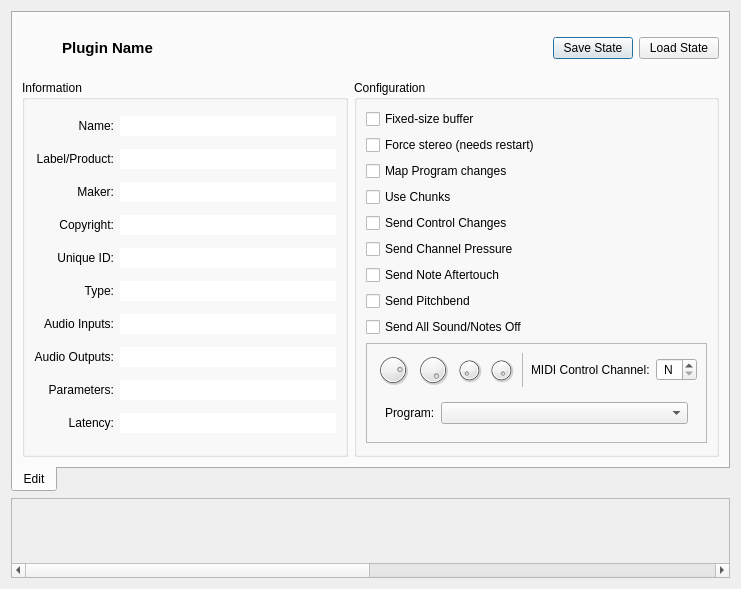
This is resources/ui/carla_edit.ui in falkTX/Carla as Qt 5 draws it before an edit. The edited form follows.
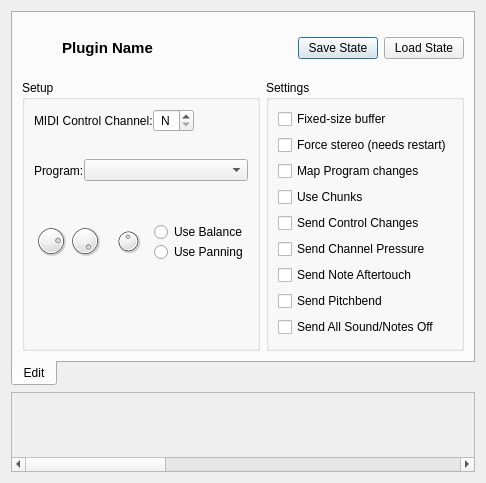
This is the edited form. The open tabs and pages were chosen to show the change. Icons and pictures are not drawn. Custom widgets are drawn as their Qt base class.

The edit to the form file:
```diff
--- a/resources/ui/carla_edit.ui
+++ b/resources/ui/carla_edit.ui
@@ -6,8 +6,8 @@
    <rect>
     <x>0</x>
     <y>0</y>
-    <width>741</width>
-    <height>585</height>
+    <width>467</width>
+    <height>461</height>
    </rect>
   </property>
   <property name="windowTitle">
@@ -26,8 +26,80 @@
       <attribute name="title">
        <string>Edit</string>
       </attribute>
-      <layout class="QGridLayout" name="gridLayout_2">
-       <item row="0" column="0" colspan="2">
+      <layout class="QGridLayout" name="gridLayout">
+       <item row="1" column="2">
+        <widget class="QGroupBox" name="groupBox">
+         <property name="title">
+          <string>Settings</string>
+         </property>
+         <layout class="QGridLayout" name="gridLayout_3">
+          <item row="1" column="0" colspan="2">
+           <widget class="QCheckBox" name="ch_force_stereo">
+            <property name="text">
+             <string>Force stereo (needs restart)</string>
+            </property>
+           </widget>
+          </item>
+          <item row="0" column="0" colspan="2">
+           <widget class="QCheckBox" name="ch_fixed_buffer">
+            <property name="text">
+             <string>Fixed-size buffer</string>
+            </property>
+           </widget>
+          </item>
+          <item row="4" column="0" colspan="2">
+           <widget class="QCheckBox" name="ch_send_control_changes">
+            <property name="text">
+             <string>Send Control Changes</string>
+            </property>
+           </widget>
+          </item>
+          <item row="5" column="0" colspan="2">
+           <widget class="QCheckBox" name="ch_send_channel_pressure">
+            <property name="text">
+             <string>Send Channel Pressure</string>
+            </property>
+           </widget>
+          </item>
+          <item row="8" column="0" colspan="2">
+           <widget class="QCheckBox" name="ch_send_all_sound_off">
+            <property name="text">
+             <string>Send All Sound/Notes Off</string>
+            </property>
+           </widget>
+          </item>
+          <item row="2" column="0" colspan="2">
+           <widget class="QCheckBox" name="ch_map_program_changes">
+            <property name="text">
+             <string>Map Program changes</string>
+            </property>
+           </widget>
+          </item>
+          <item row="3" column="0" colspan="2">
+           <widget class="QCheckBox" name="ch_use_chunks">
+            <property name="text">
+             <string>Use Chunks</string>
+            </property>
+           </widget>
+          </item>
+          <item row="7" column="0" colspan="2">
+           <widget class="QCheckBox" name="ch_send_pitchbend">
+            <property name="text">
+             <string>Send Pitchbend</string>
+            </property>
+           </widget>
+          </item>
+          <item row="6" column="0" colspan="2">
+           <widget class="QCheckBox" name="ch_send_note_aftertouch">
+            <property name="text">
+             <string>Send Note Aftertouch</string>
+            </property>
+           </widget>
+          </item>
+         </layout>
+        </widget>
+       </item>
+       <item row="0" column="0" colspan="3">
         <layout class="QHBoxLayout" name="horizontalLayout">
          <item>
           <spacer name="horizontalSpacer">
@@ -101,550 +173,397 @@
          </item>
         </layout>
        </item>
-       <item row="1" column="0">
-        <widget class="QGroupBox" name="group_meta">
-         <property name="sizePolicy">
-          <sizepolicy hsizetype="Preferred" vsizetype="Expanding">
-           <horstretch>0</horstretch>
-           <verstretch>0</verstretch>
-          </sizepolicy>
-         </property>
+       <item row="1" column="0" colspan="2">
+        <widget class="QGroupBox" name="groupBox_2">
          <property name="title">
-          <string>Information</string>
+          <string>Setup</string>
          </property>
-         <layout class="QGridLayout" name="gridLayout">
-          <item row="8" column="1">
-           <widget class="QLineEdit" name="le_params">
-            <property name="frame">
-             <bool>false</bool>
-            </property>
-            <property name="readOnly">
-             <bool>true</bool>
-            </property>
-           </widget>
-          </item>
-          <item row="5" column="0">
-           <widget class="QLabel" name="label_type">
-            <property name="text">
-             <string>Type:</string>
-            </property>
-            <property name="alignment">
-             <set>Qt::AlignRight|Qt::AlignTrailing|Qt::AlignVCenter</set>
-            </property>
-           </widget>
-          </item>
-          <item row="2" column="1">
-           <widget class="QLineEdit" name="le_maker">
-            <property name="frame">
-             <bool>false</bool>
-            </property>
-            <property name="readOnly">
-             <bool>true</bool>
-            </property>
-           </widget>
-          </item>
-          <item row="7" column="1">
-           <widget class="QLineEdit" name="le_aouts">
-            <property name="frame">
-             <bool>false</bool>
-            </property>
-            <property name="readOnly">
-             <bool>true</bool>
-            </property>
-           </widget>
-          </item>
-          <item row="6" column="0">
-           <widget class="QLabel" name="label_ains">
-            <property name="text">
-             <string>Audio Inputs:</string>
-            </property>
-            <property name="alignment">
-             <set>Qt::AlignRight|Qt::AlignTrailing|Qt::AlignVCenter</set>
-            </property>
-           </widget>
-          </item>
-          <item row="9" column="0">
-           <widget class="QLabel" name="label_latency">
-            <property name="text">
-             <string>Latency:</string>
-            </property>
-            <property name="alignment">
-             <set>Qt::AlignRight|Qt::AlignTrailing|Qt::AlignVCenter</set>
-            </property>
-           </widget>
-          </item>
-          <item row="4" column="1">
-           <widget class="QLineEdit" name="le_unique_id">
-            <property name="frame">
-             <bool>false</bool>
-            </property>
-            <property name="readOnly">
-             <bool>true</bool>
-            </property>
-           </widget>
-          </item>
-          <item row="3" column="1">
-           <widget class="QLineEdit" name="le_copyright">
-            <property name="frame">
-             <bool>false</bool>
-            </property>
-            <property name="readOnly">
-             <bool>true</bool>
-            </property>
-           </widget>
-          </item>
-          <item row="6" column="1">
-           <widget class="QLineEdit" name="le_ains">
-            <property name="frame">
-             <bool>false</bool>
-            </property>
-            <property name="readOnly">
-             <bool>true</bool>
-            </property>
-           </widget>
-          </item>
-          <item row="5" column="1">
-           <widget class="QLineEdit" name="le_type">
-            <property name="frame">
-             <bool>false</bool>
-            </property>
-            <property name="readOnly">
-             <bool>true</bool>
-            </property>
-           </widget>
-          </item>
-          <item row="4" column="0">
-           <widget class="QLabel" name="label_unique_id">
-            <property name="text">
-             <string>Unique ID:</string>
-            </property>
-            <property name="alignment">
-             <set>Qt::AlignRight|Qt::AlignTrailing|Qt::AlignVCenter</set>
-            </property>
-           </widget>
-          </item>
-          <item row="7" column="0">
-           <widget class="QLabel" name="label_aouts">
-            <property name="text">
-             <string>Audio Outputs:</string>
-            </property>
-            <property name="alignment">
-             <set>Qt::AlignRight|Qt::AlignTrailing|Qt::AlignVCenter</set>
-            </property>
-           </widget>
-          </item>
-          <item row="1" column="0">
-           <widget class="QLabel" name="label_label">
-            <property name="text">
-             <string>Label/Product:</string>
-            </property>
-            <property name="alignment">
-             <set>Qt::AlignRight|Qt::AlignTrailing|Qt::AlignVCenter</set>
-            </property>
-           </widget>
-          </item>
-          <item row="9" column="1">
-           <widget class="QLineEdit" name="le_latency">
-            <property name="frame">
-             <bool>false</bool>
-            </property>
-            <property name="readOnly">
-             <bool>true</bool>
-            </property>
-           </widget>
-          </item>
-          <item row="1" column="1">
-           <widget class="QLineEdit" name="le_label">
-            <property name="frame">
-             <bool>false</bool>
-            </property>
-            <property name="readOnly">
-             <bool>true</bool>
-            </property>
-           </widget>
-          </item>
-          <item row="8" column="0">
-           <widget class="QLabel" name="label_params">
-            <property name="text">
-             <string>Parameters:</string>
-            </property>
-            <property name="alignment">
-             <set>Qt::AlignRight|Qt::AlignTrailing|Qt::AlignVCenter</set>
-            </property>
-           </widget>
-          </item>
-          <item row="2" column="0">
-           <widget class="QLabel" name="label_maker">
-            <property name="text">
-             <string>Maker:</string>
-            </property>
-            <property name="alignment">
-             <set>Qt::AlignRight|Qt::AlignTrailing|Qt::AlignVCenter</set>
-            </property>
-           </widget>
-          </item>
-          <item row="0" column="0">
-           <widget class="QLabel" name="label_real_name">
-            <property name="text">
-             <string>Name:</string>
-            </property>
-            <property name="alignment">
-             <set>Qt::AlignRight|Qt::AlignTrailing|Qt::AlignVCenter</set>
-            </property>
-           </widget>
-          </item>
-          <item row="3" column="0">
-           <widget class="QLabel" name="label_copyright">
-            <property name="text">
-             <string>Copyright:</string>
-            </property>
-            <property name="alignment">
-             <set>Qt::AlignRight|Qt::AlignTrailing|Qt::AlignVCenter</set>
-            </property>
-           </widget>
-          </item>
-          <item row="0" column="1">
-           <widget class="QLineEdit" name="le_name">
-            <property name="minimumSize">
-             <size>
-              <width>200</width>
-              <height>0</height>
-             </size>
-            </property>
-            <property name="frame">
-             <bool>false</bool>
-            </property>
-            <property name="readOnly">
-             <bool>true</bool>
-            </property>
-           </widget>
-          </item>
-         </layout>
-        </widget>
-       </item>
-       <item row="1" column="1">
-        <widget class="QGroupBox" name="groupBox">
-         <property name="title">
-          <string>Configuration</string>
-         </property>
-         <layout class="QVBoxLayout" name="verticalLayout_2">
+         <layout class="QVBoxLayout" name="verticalLayout_3">
           <item>
-           <widget class="QCheckBox" name="ch_fixed_buffer">
-            <property name="text">
-             <string>Fixed-size buffer</string>
+           <layout class="QHBoxLayout" name="horizontalLayout_5">
+            <property name="spacing">
+             <number>0</number>
             </property>
-           </widget>
+            <item>
+             <widget class="QLabel" name="label_ctrl_channel">
+              <property name="text">
+               <string>MIDI Control Channel:</string>
+              </property>
+             </widget>
+            </item>
+            <item>
+             <widget class="QSpinBox" name="sb_ctrl_channel">
+              <property name="contextMenuPolicy">
+               <enum>Qt::CustomContextMenu</enum>
+              </property>
+              <property name="alignment">
+               <set>Qt::AlignCenter</set>
+              </property>
+              <property name="specialValueText">
+               <string>N</string>
+              </property>
+              <property name="minimum">
+               <number>0</number>
+              </property>
+              <property name="maximum">
+               <number>16</number>
+              </property>
+              <property name="value">
+               <number>0</number>
+              </property>
+             </widget>
+            </item>
+            <item>
+             <spacer name="horizontalSpacer_3">
+              <property name="orientation">
+               <enum>Qt::Horizontal</enum>
+              </property>
+              <property name="sizeHint" stdset="0">
+               <size>
+                <width>40</width>
+                <height>20</height>
+               </size>
+              </property>
+             </spacer>
+            </item>
+           </layout>
           </item>
           <item>
-           <widget class="QCheckBox" name="ch_force_stereo">
-            <property name="text">
-             <string>Force stereo (needs restart)</string>
+           <widget class="QStackedWidget" name="tab_programs">
+            <property name="sizePolicy">
+             <sizepolicy hsizetype="Expanding" vsizetype="Preferred">
+              <horstretch>0</horstretch>
+              <verstretch>0</verstretch>
+             </sizepolicy>
             </property>
-           </widget>
-          </item>
-          <item>
-           <widget class="QCheckBox" name="ch_map_program_changes">
-            <property name="text">
-             <string>Map Program changes</string>
+            <property name="lineWidth">
+             <number>0</number>
             </property>
-           </widget>
-          </item>
-          <item>
-           <widget class="QCheckBox" name="ch_use_chunks">
-            <property name="text">
-             <string>Use Chunks</string>
+            <property name="currentIndex">
+             <number>0</number>
             </property>
+            <widget class="QWidget" name="tab_programs_2">
+             <layout class="QHBoxLayout" name="horizontalLayout_3">
+              <property name="spacing">
+               <number>0</number>
+              </property>
+              <property name="leftMargin">
+               <number>0</number>
+              </property>
+              <property name="topMargin">
+               <number>0</number>
+              </property>
+              <property name="rightMargin">
+               <number>0</number>
+              </property>
+              <property name="bottomMargin">
+               <number>0</number>
+              </property>
+              <item>
+               <widget class="QLabel" name="label_programs">
+                <property name="sizePolicy">
+                 <sizepolicy hsizetype="Fixed" vsizetype="Preferred">
+                  <horstretch>0</horstretch>
+                  <verstretch>0</verstretch>
+                 </sizepolicy>
+                </property>
+                <property name="text">
+                 <string>Program:</string>
+                </property>
+               </widget>
+              </item>
+              <item>
+               <widget class="QComboBox" name="cb_programs"/>
+              </item>
+             </layout>
+            </widget>
+            <widget class="QWidget" name="tab_midiPrograms">
+             <layout class="QHBoxLayout" name="horizontalLayout_4">
+              <property name="spacing">
+               <number>0</number>
+              </property>
+              <property name="leftMargin">
+               <number>0</number>
+              </property>
+              <property name="topMargin">
+               <number>0</number>
+              </property>
+              <property name="rightMargin">
+               <number>0</number>
+              </property>
+              <property name="bottomMargin">
+               <number>0</number>
+              </property>
+              <item>
+               <widget class="QLabel" name="label_midi_programs">
+                <property name="sizePolicy">
+                 <sizepolicy hsizetype="Fixed" vsizetype="Preferred">
+                  <horstretch>0</horstretch>
+                  <verstretch>0</verstretch>
+                 </sizepolicy>
+                </property>
+                <property name="text">
+                 <string>MIDI Program:</string>
+                </property>
+               </widget>
+              </item>
+              <item>
+               <widget class="QComboBox" name="cb_midi_programs"/>
+              </item>
+             </layout>
+            </widget>
            </widget>
           </item>
           <item>
-           <widget class="QCheckBox" name="ch_send_control_changes">
-            <property name="text">
-             <string>Send Control Changes</string>
+           <layout class="QHBoxLayout" name="horizontalLayout_8">
+            <property name="spacing">
+             <number>0</number>
             </property>
-           </widget>
-          </item>
-          <item>
-           <widget class="QCheckBox" name="ch_send_channel_pressure">
-            <property name="text">
-             <string>Send Channel Pressure</string>
-            </property>
-           </widget>
-          </item>
-          <item>
-           <widget class="QCheckBox" name="ch_send_note_aftertouch">
-            <property name="text">
-             <string>Send Note Aftertouch</string>
-            </property>
-           </widget>
-          </item>
-          <item>
-           <widget class="QCheckBox" name="ch_send_pitchbend">
-            <property name="text">
-             <string>Send Pitchbend</string>
-            </property>
-           </widget>
-          </item>
-          <item>
-           <widget class="QCheckBox" name="ch_send_all_sound_off">
-            <property name="text">
-             <string>Send All Sound/Notes Off</string>
-            </property>
-           </widget>
-          </item>
-          <item>
-           <widget class="QFrame" name="frame">
-            <property name="frameShape">
-             <enum>QFrame::StyledPanel</enum>
-            </property>
-            <property name="frameShadow">
-             <enum>QFrame::Raised</enum>
-            </property>
-            <layout class="QVBoxLayout" name="verticalLayout_3">
-             <item>
-              <layout class="QHBoxLayout" name="horizontalLayout_5">
-               <item>
-                <widget class="PixmapDial" name="dial_vol">
-                 <property name="minimumSize">
-                  <size>
-                   <width>34</width>
-                   <height>34</height>
-                  </size>
-                 </property>
-                 <property name="maximumSize">
-                  <size>
-                   <width>34</width>
-                   <height>34</height>
-                  </size>
-                 </property>
-                 <property name="contextMenuPolicy">
-                  <enum>Qt::CustomContextMenu</enum>
-                 </property>
-                 <property name="statusTip">
-                  <string>Output volume (100%)</string>
-                 </property>
-                 <property name="maximum">
-                  <number>1270</number>
-                 </property>
-                 <property name="value">
-                  <number>1000</number>
-                 </property>
-                </widget>
-               </item>
-               <item>
-                <widget class="PixmapDial" name="dial_drywet">
-                 <property name="minimumSize">
-                  <size>
-                   <width>34</width>
-                   <height>34</height>
-                  </size>
-                 </property>
-                 <property name="maximumSize">
-                  <size>
-                   <width>34</width>
-                   <height>34</height>
-                  </size>
-                 </property>
-                 <property name="contextMenuPolicy">
-                  <enum>Qt::CustomContextMenu</enum>
-                 </property>
-                 <property name="statusTip">
-                  <string>Output dry/wet (100%)</string>
-                 </property>
-                 <property name="maximum">
-                  <number>1000</number>
-                 </property>
-                 <property name="value">
-                  <number>1000</number>
-                 </property>
-                </widget>
-               </item>
-               <item>
-                <widget class="PixmapDial" name="dial_b_left">
-                 <property name="minimumSize">
-                  <size>
-                   <width>26</width>
-                   <height>26</height>
-                  </size>
-                 </property>
-                 <property name="maximumSize">
-                  <size>
-                   <width>26</width>
-                   <height>26</height>
-                  </size>
-                 </property>
-                 <property name="contextMenuPolicy">
-                  <enum>Qt::CustomContextMenu</enum>
-                 </property>
-                 <property name="statusTip">
-                  <string>Balance Left (0%)</string>
-                 </property>
-                 <property name="minimum">
-                  <number>-1000</number>
-                 </property>
-                 <property name="maximum">
-                  <number>1000</number>
-                 </property>
-                 <property name="value">
-                  <number>-1000</number>
-                 </property>
-                </widget>
-               </item>
-               <item>
-                <widget class="PixmapDial" name="dial_b_right">
-                 <property name="minimumSize">
-                  <size>
-                   <width>26</width>
-                   <height>26</height>
-                  </size>
-                 </property>
-                 <property name="maximumSize">
-                  <size>
-                   <width>26</width>
-                   <height>26</height>
-                  </size>
-                 </property>
-                 <property name="contextMenuPolicy">
-                  <enum>Qt::CustomContextMenu</enum>
-                 </property>
-                 <property name="statusTip">
-                  <string>Balance Right (0%)</string>
-                 </property>
-                 <property name="minimum">
-                  <number>-1000</number>
-                 </property>
-                 <property name="maximum">
-                  <number>1000</number>
-                 </property>
-                 <property name="value">
-                  <number>1000</number>
-                 </property>
-                </widget>
-               </item>
-               <item>
-                <spacer name="horizontalSpacer_4">
-                 <property name="orientation">
-                  <enum>Qt::Horizontal</enum>
-                 </property>
-                 <property name="sizeHint" stdset="0">
-                  <size>
-                   <width>1</width>
-                   <height>1</height>
-                  </size>
-                 </property>
-                </spacer>
-               </item>
-               <item>
-                <widget class="Line" name="line">
-                 <property name="lineWidth">
-                  <number>0</number>
-                 </property>
-                 <property name="midLineWidth">
-                  <number>1</number>
-                 </property>
-                 <property name="orientation">
-                  <enum>Qt::Vertical</enum>
-                 </property>
-                </widget>
-               </item>
-               <item>
-                <spacer name="horizontalSpacer_5">
-                 <property name="orientation">
-                  <enum>Qt::Horizontal</enum>
-                 </property>
-                 <property name="sizeHint" stdset="0">
-                  <size>
-                   <width>1</width>
-                   <height>1</height>
-                  </size>
-                 </property>
-                </spacer>
-               </item>
-               <item>
-                <widget class="QLabel" name="label_ctrl_channel">
-                 <property name="text">
-                  <string>MIDI Control Channel:</string>
-                 </property>
-                </widget>
-               </item>
-               <item>
-                <widget class="QSpinBox" name="sb_ctrl_channel">
-                 <property name="contextMenuPolicy">
-                  <enum>Qt::CustomContextMenu</enum>
-                 </property>
-                 <property name="alignment">
-                  <set>Qt::AlignCenter</set>
-                 </property>
-                 <property name="specialValueText">
-                  <string>N</string>
-                 </property>
-                 <property name="minimum">
-                  <number>0</number>
-                 </property>
-                 <property name="maximum">
-                  <number>16</number>
-                 </property>
-                 <property name="value">
-                  <number>0</number>
-                 </property>
-                </widget>
-               </item>
-              </layout>
-             </item>
-             <item>
-              <widget class="QStackedWidget" name="tab_programs">
-               <property name="sizePolicy">
-                <sizepolicy hsizetype="Expanding" vsizetype="Preferred">
-                 <horstretch>0</horstretch>
-                 <verstretch>0</verstretch>
-                </sizepolicy>
-               </property>
-               <property name="currentIndex">
-                <number>0</number>
-               </property>
-               <widget class="QWidget" name="tab_programsPage1">
-                <layout class="QHBoxLayout" name="horizontalLayout_3">
-                 <item>
-                  <widget class="QLabel" name="label_programs">
-                   <property name="sizePolicy">
-                    <sizepolicy hsizetype="Fixed" vsizetype="Preferred">
-                     <horstretch>0</horstretch>
-                     <verstretch>0</verstretch>
-                    </sizepolicy>
-                   </property>
-                   <property name="text">
-                    <string>Program:</string>
-                   </property>
-                  </widget>
-                 </item>
-                 <item>
-                  <widget class="QComboBox" name="cb_programs"/>
-                 </item>
-                </layout>
+            <item>
+             <widget class="PixmapDial" name="dial_vol">
+              <property name="minimumSize">
+               <size>
+                <width>34</width>
+                <height>34</height>
+               </size>
+              </property>
+              <property name="maximumSize">
+               <size>
+                <width>34</width>
+                <height>34</height>
+               </size>
+              </property>
+              <property name="contextMenuPolicy">
+               <enum>Qt::CustomContextMenu</enum>
+              </property>
+              <property name="statusTip">
+               <string>Output volume (100%)</string>
+              </property>
+              <property name="maximum">
+               <number>1270</number>
+              </property>
+              <property name="value">
+               <number>1000</number>
+              </property>
+             </widget>
+            </item>
+            <item>
+             <widget class="PixmapDial" name="dial_drywet">
+              <property name="minimumSize">
+               <size>
+                <width>34</width>
+                <height>34</height>
+               </size>
+              </property>
+              <property name="maximumSize">
+               <size>
+                <width>34</width>
+                <height>34</height>
+               </size>
+              </property>
+              <property name="contextMenuPolicy">
+               <enum>Qt::CustomContextMenu</enum>
+              </property>
+              <property name="statusTip">
+               <string>Output dry/wet (100%)</string>
+              </property>
+              <property name="maximum">
+               <number>1000</number>
+              </property>
+              <property name="value">
+               <number>1000</number>
+              </property>
+             </widget>
+            </item>
+            <item>
+             <widget class="QStackedWidget" name="stackedWidget">
+              <property name="lineWidth">
+               <number>0</number>
+              </property>
+              <property name="currentIndex">
+               <number>0</number>
+              </property>
+              <widget class="QWidget" name="page_bal">
+               <layout class="QHBoxLayout" name="horizontalLayout_6">
+                <property name="spacing">
+                 <number>0</number>
+                </property>
+                <property name="leftMargin">
+                 <number>0</number>
+                </property>
+                <property name="topMargin">
+                 <number>0</number>
+                </property>
+                <property name="rightMargin">
+                 <number>0</number>
+                </property>
+                <property name="bottomMargin">
+                 <number>0</number>
+                </property>
+                <item>
+                 <widget class="PixmapDial" name="dial_b_left">
+                  <property name="minimumSize">
+                   <size>
+                    <width>26</width>
+                    <height>26</height>
+                   </size>
+                  </property>
+                  <property name="maximumSize">
+                   <size>
+                    <width>26</width>
+                    <height>26</height>
+                   </size>
+                  </property>
+                  <property name="contextMenuPolicy">
+                   <enum>Qt::CustomContextMenu</enum>
+                  </property>
+                  <property name="statusTip">
+                   <string>Balance Left (0%)</string>
+                  </property>
+                  <property name="minimum">
+                   <number>-1000</number>
+                  </property>
+                  <property name="maximum">
+                   <number>1000</number>
+                  </property>
+                  <property name="value">
+                   <number>-1000</number>
+                  </property>
+                 </widget>
+                </item>
+                <item>
+                 <widget class="PixmapDial" name="dial_b_right">
+                  <property name="minimumSize">
+                   <size>
+                    <width>26</width>
+                    <height>26</height>
+                   </size>
+                  </property>
+                  <property name="maximumSize">
+                   <size>
+                    <width>26</width>
+                    <height>26</height>
+                   </size>
+                  </property>
+                  <property name="contextMenuPolicy">
+                   <enum>Qt::CustomContextMenu</enum>
+                  </property>
+                  <property name="statusTip">
+                   <string>Balance Right (0%)</string>
+                  </property>
+                  <property name="minimum">
+                   <number>-1000</number>
+                  </property>
+                  <property name="maximum">
+                   <number>1000</number>
+                  </property>
+                  <property name="value">
+                   <number>1000</number>
+                  </property>
+                 </widget>
+                </item>
+               </layout>
+              </widget>
+              <widget class="QWidget" name="page_pan">
+               <layout class="QHBoxLayout" name="horizontalLayout_7">
+                <property name="spacing">
+                 <number>0</number>
+                </property>
+                <property name="leftMargin">
+                 <number>0</number>
+                </property>
+                <property name="topMargin">
+                 <number>0</number>
+                </property>
+                <property name="rightMargin">
+                 <number>0</number>
+                </property>
+                <property name="bottomMargin">
+                 <number>0</number>
+                </property>
+                <item>
+                 <widget class="PixmapDial" name="dial_pan">
+                  <property name="minimumSize">
+                   <size>
+                    <width>26</width>
+                    <height>26</height>
+                   </size>
+                  </property>
+                  <property name="maximumSize">
+                   <size>
+                    <width>26</width>
+                    <height>26</height>
+                   </size>
+                  </property>
+                  <property name="contextMenuPolicy">
+                   <enum>Qt::CustomContextMenu</enum>
+                  </property>
+                  <property name="statusTip">
+                   <string>Balance Right (0%)</string>
+                  </property>
+                  <property name="minimum">
+                   <number>-1000</number>
+                  </property>
+                  <property name="maximum">
+                   <number>1000</number>
+                  </property>
+                  <property name="value">
+                   <number>0</number>
+                  </property>
+                 </widget>
+                </item>
+               </layout>
+              </widget>
+             </widget>
+            </item>
+            <item>
+             <layout class="QVBoxLayout" name="verticalLayout_2">
+              <property name="spacing">
+               <number>0</number>
+              </property>
+              <item>
+               <spacer name="verticalSpacer_2">
+                <property name="orientation">
+                 <enum>Qt::Vertical</enum>
+                </property>
+                <property name="sizeHint" stdset="0">
+                 <size>
+                  <width>1</width>
+                  <height>1</height>
+                 </size>
+                </property>
+               </spacer>
+              </item>
+              <item>
+               <widget class="QRadioButton" name="radioButton">
+                <property name="text">
+                 <string>Use Balance</string>
+                </property>
                </widget>
-               <widget class="QWidget" name="tab_programsPage2">
-                <layout class="QHBoxLayout" name="horizontalLayout_4">
-                 <item>
-                  <widget class="QLabel" name="label_midi_programs">
-                   <property name="sizePolicy">
-                    <sizepolicy hsizetype="Fixed" vsizetype="Preferred">
-                     <horstretch>0</horstretch>
-                     <verstretch>0</verstretch>
-                    </sizepolicy>
-                   </property>
-                   <property name="text">
-                    <string>MIDI Program:</string>
-                   </property>
-                  </widget>
-                 </item>
-                 <item>
-                  <widget class="QComboBox" name="cb_midi_programs"/>
-                 </item>
-                </layout>
+              </item>
+              <item>
+               <widget class="QRadioButton" name="radioButton_2">
+                <property name="text">
+                 <string>Use Panning</string>
+                </property>
                </widget>
-              </widget>
-             </item>
-            </layout>
-           </widget>
+              </item>
+              <item>
+               <spacer name="verticalSpacer_3">
+                <property name="orientation">
+                 <enum>Qt::Vertical</enum>
+                </property>
+                <property name="sizeHint" stdset="0">
+                 <size>
+                  <width>1</width>
+                  <height>1</height>
+                 </size>
+                </property>
+               </spacer>
+              </item>
+             </layout>
+            </item>
+           </layout>
           </item>
           <item>
            <spacer name="verticalSpacer">
```
Left out of the diff: 11 changed lines with no effect on the pictures.
